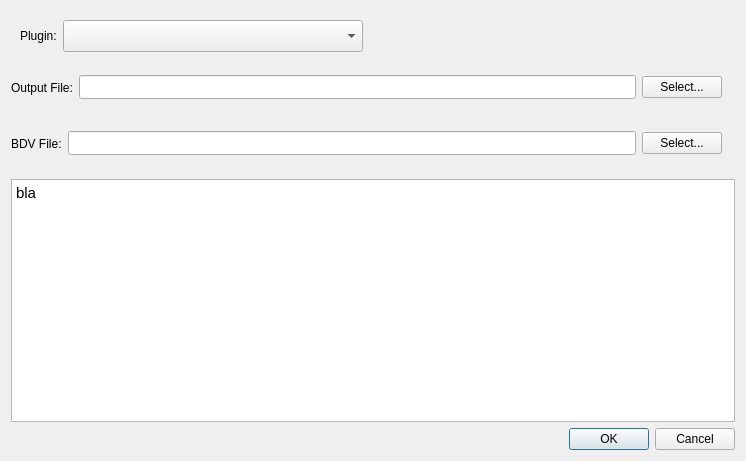
Old version of the form ilastik/applets/tracking/base/pluginExportOptionsDlg.ui in the repository ilastik/ilastik.
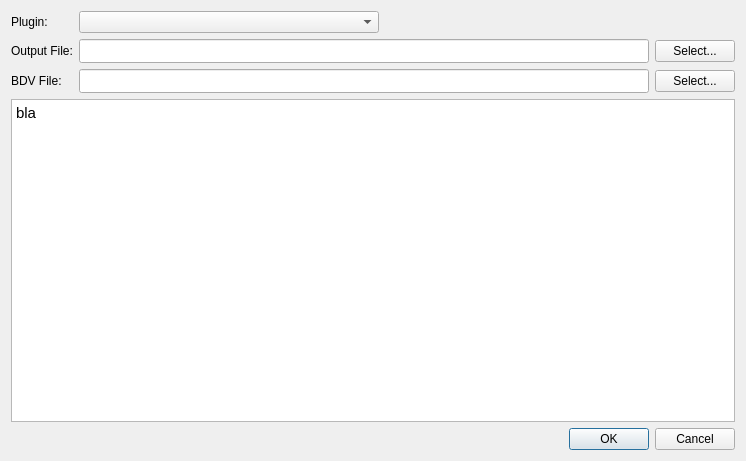
New version of the form.

Commit message: Update layout for PluginExportOptions dialog. Connect the buttons with the actual logic

The edit to the form file:
```diff
--- a/ilastik/applets/tracking/base/pluginExportOptionsDlg.ui
+++ b/ilastik/applets/tracking/base/pluginExportOptionsDlg.ui
@@ -21,21 +21,8 @@
   </property>
   <layout class="QVBoxLayout" name="verticalLayout">
    <item>
-    <widget class="QWidget" name="widget" native="true">
-     <property name="minimumSize">
-      <size>
-       <width>0</width>
-       <height>50</height>
-      </size>
-     </property>
-     <property name="maximumSize">
-      <size>
-       <width>16777215</width>
-       <height>200</height>
-      </size>
-     </property>
-     <layout class="QHBoxLayout" name="horizontalLayout_7">
-      <item>
+    <layout class="QGridLayout" name="gridLayout">
+     <item row="1" column="0">
        <widget class="QLabel" name="label">
         <property name="maximumSize">
          <size>
@@ -48,7 +35,40 @@
         </property>
        </widget>
       </item>
-      <item>
+     <item row="2" column="0">
+      <widget class="QLabel" name="label_2">
+       <property name="text">
+        <string>Output File:</string>
+       </property>
+      </widget>
+     </item>
+     <item row="2" column="2">
+      <widget class="QPushButton" name="fileSelectButton">
+       <property name="text">
+        <string>Select...</string>
+       </property>
+      </widget>
+     </item>
+     <item row="2" column="1">
+      <widget class="QLineEdit" name="filepathEdit">
+       <property name="minimumSize">
+        <size>
+         <width>0</width>
+         <height>24</height>
+        </size>
+       </property>
+       <property name="baseSize">
+        <size>
+         <width>0</width>
+         <height>24</height>
+        </size>
+       </property>
+       <property name="readOnly">
+        <bool>false</bool>
+       </property>
+      </widget>
+     </item>
+     <item row="1" column="1">
        <widget class="QComboBox" name="comboBox">
         <property name="sizePolicy">
          <sizepolicy hsizetype="Preferred" vsizetype="Fixed">
@@ -73,121 +93,7 @@
         </property>
        </widget>
       </item>
-      <item>
-       <spacer name="horizontalSpacer">
-        <property name="orientation">
-         <enum>Qt::Horizontal</enum>
-        </property>
-        <property name="sizeHint" stdset="0">
-         <size>
-          <width>200</width>
-          <height>20</height>
-         </size>
-        </property>
-       </spacer>
-      </item>
-     </layout>
-    </widget>
-   </item>
-   <item>
-    <widget class="QWidget" name="exportFileOptionsWidget" native="true">
-     <property name="enabled">
-      <bool>true</bool>
-     </property>
-     <property name="sizePolicy">
-      <sizepolicy hsizetype="Preferred" vsizetype="Expanding">
-       <horstretch>0</horstretch>
-       <verstretch>0</verstretch>
-      </sizepolicy>
-     </property>
-     <property name="maximumSize">
-      <size>
-       <width>16777215</width>
-       <height>50</height>
-      </size>
-     </property>
-     <widget class="QWidget" name="">
-      <property name="geometry">
-       <rect>
-        <x>0</x>
-        <y>0</y>
-        <width>711</width>
-        <height>41</height>
-       </rect>
-      </property>
-      <layout class="QHBoxLayout" name="horizontalLayout">
-       <item>
-        <widget class="QLabel" name="label_2">
-         <property name="text">
-          <string>Output File:</string>
-         </property>
-        </widget>
-       </item>
-       <item>
-        <widget class="QLineEdit" name="filepathEdit">
-         <property name="minimumSize">
-          <size>
-           <width>0</width>
-           <height>24</height>
-          </size>
-         </property>
-         <property name="baseSize">
-          <size>
-           <width>0</width>
-           <height>24</height>
-          </size>
-         </property>
-         <property name="readOnly">
-          <bool>false</bool>
-         </property>
-        </widget>
-       </item>
-       <item>
-        <widget class="QPushButton" name="fileSelectButton">
-         <property name="text">
-          <string>Select...</string>
-         </property>
-        </widget>
-       </item>
-      </layout>
-     </widget>
-    </widget>
-   </item>
-   <item>
-    <widget class="QWidget" name="bdvFileWidget" native="true">
-     <property name="visible">
-      <bool>false</bool>
-     </property>
-     <property name="sizePolicy">
-      <sizepolicy hsizetype="Preferred" vsizetype="Expanding">
-       <horstretch>0</horstretch>
-       <verstretch>0</verstretch>
-      </sizepolicy>
-     </property>
-     <property name="maximumSize">
-      <size>
-       <width>16777215</width>
-       <height>50</height>
-      </size>
-     </property>
-     <widget class="QWidget" name="">
-      <property name="geometry">
-       <rect>
-        <x>0</x>
-        <y>0</y>
-        <width>711</width>
-        <height>41</height>
-       </rect>
-      </property>
-      <layout class="QHBoxLayout" name="horizontalLayout">
-       <item>
-        <widget class="QLabel" name="label_3">
-         <property name="text">
-          <string>BDV File:</string>
-         </property>
-        </widget>
-       </item>
-       <item>
+     <item row="3" column="1">
         <widget class="QLineEdit" name="bdvFilepath">
          <property name="minimumSize">
           <size>
@@ -206,7 +112,14 @@
          </property>
         </widget>
        </item>
-       <item>
+     <item row="3" column="0">
+      <widget class="QLabel" name="bdvLabel">
+       <property name="text">
+        <string>BDV File:</string>
+       </property>
+      </widget>
+     </item>
+     <item row="3" column="2">
         <widget class="QPushButton" name="bdvFileSelectButton">
          <property name="text">
           <string>Select...</string>
@@ -214,8 +127,6 @@
         </widget>
        </item>
       </layout>
-     </widget>
-    </widget>
    </item>
    <item>
     <widget class="QTextEdit" name="metaInfoTextEdit">
@@ -226,8 +137,8 @@
       <string>&lt;!DOCTYPE HTML PUBLIC &quot;-//W3C//DTD HTML 4.0//EN&quot; &quot;http://www.w3.org/TR/REC-html40/strict.dtd&quot;&gt;
 &lt;html&gt;&lt;head&gt;&lt;meta name=&quot;qrichtext&quot; content=&quot;1&quot; /&gt;&lt;style type=&quot;text/css&quot;&gt;
 p, li { white-space: pre-wrap; }
-&lt;/style&gt;&lt;/head&gt;&lt;body style=&quot; font-family:'.SF NS Text'; font-size:13pt; font-weight:400; font-style:normal;&quot;&gt;
-&lt;p style=&quot; margin-top:0px; margin-bottom:0px; margin-left:0px; margin-right:0px; -qt-block-indent:0; text-indent:0px;&quot;&gt;&lt;span style=&quot; font-family:'Ubuntu'; font-size:11pt;&quot;&gt;bla&lt;/span&gt;&lt;/p&gt;&lt;/body&gt;&lt;/html&gt;</string>
+&lt;/style&gt;&lt;/head&gt;&lt;body style=&quot; font-family:'Ubuntu'; font-size:11pt; font-weight:400; font-style:normal;&quot;&gt;
+&lt;p style=&quot; margin-top:0px; margin-bottom:0px; margin-left:0px; margin-right:0px; -qt-block-indent:0; text-indent:0px;&quot;&gt;bla&lt;/p&gt;&lt;/body&gt;&lt;/html&gt;</string>
      </property>
     </widget>
    </item>
```
Lines whose indentation alone changed are shown as unchanged. The commit also changes 1 other file.
